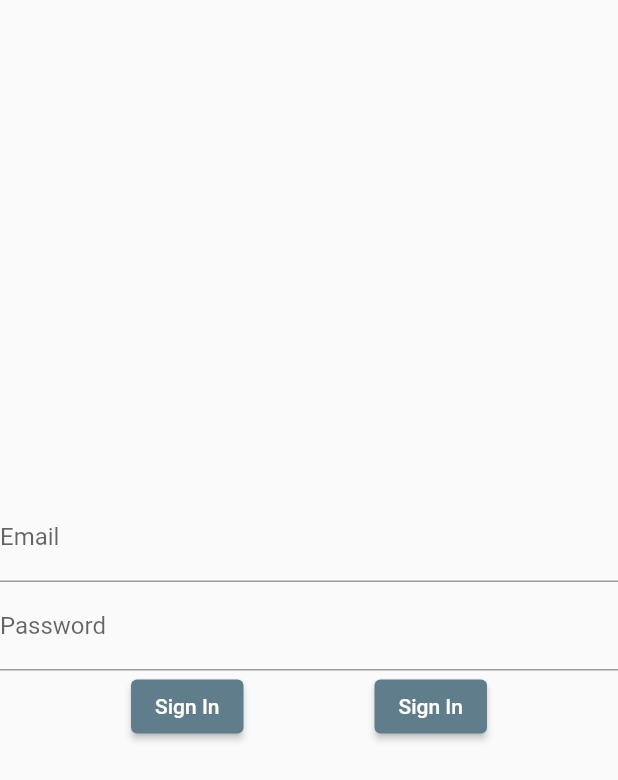
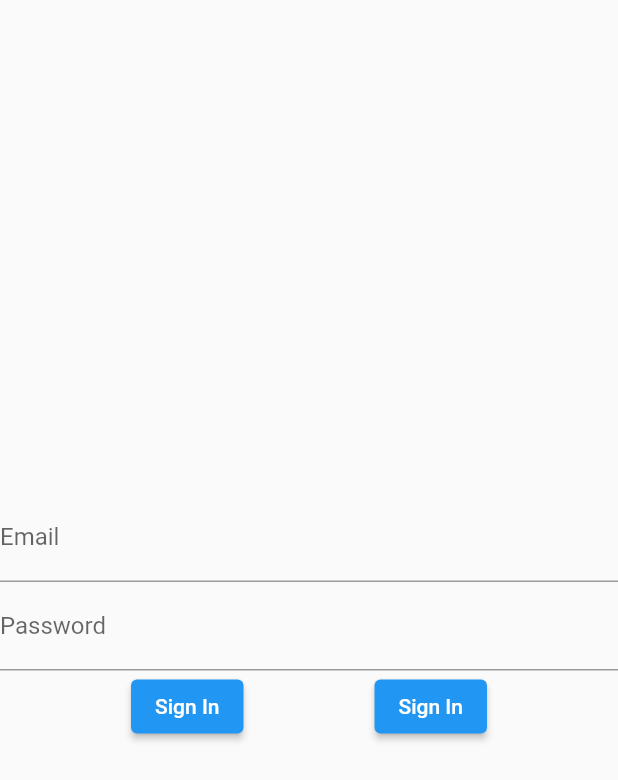
Before and after one commit to saranshahuja/mixl, a Flutter app: the LoginScreen screen opened directly, on a phone screen of 412 x 824 dp. Shown: the top 780 px of the screen. Run offline on Flutter 3.47's test engine with Material 2 defaults, Android fonts, the phone set to English and light mode, and no system bars.

```diff
--- a/lib/Pages/homeScreen.dart
+++ b/lib/Pages/homeScreen.dart
@@ -18,9 +18,7 @@ class homeScreen extends StatelessWidget {
           Stack(
             children: [
               Row(
-                children: <Widget>[
-
-                ],
+                children: <Widget>[                ],
               ),
             ],
           ),
--- a/lib/Pages/main.dart
+++ b/lib/Pages/main.dart
@@ -1,5 +1,6 @@
 import 'package:flutter/material.dart';
 import 'package:mixl/Pages/Login.dart';
+import '../widgets/theme.dart';
 import 'homeScreen.dart';
 //kxz
 void main() {
@@ -15,10 +16,7 @@ class MyApp extends StatelessWidget {
   Widget build(BuildContext context) {
     return MaterialApp(
       title: 'Mixl',
-      theme: ThemeData(
-
-        primarySwatch: Colors.blueGrey,
-      ),
+      theme: customTheme,
       home: homeScreen(),
     );
   }
--- /dev/null
+++ b/lib/widgets/theme.dart
@@ -0,0 +1,17 @@
+import 'package:flutter/material.dart';
+
+final ThemeData customTheme = ThemeData(
+  primaryColor: Color(0xff2D2D2D),
+  accentColor: Color(0xff7A51E2),
+
+  textTheme: TextTheme(
+    headline1: TextStyle(
+      fontSize: 24,
+      fontWeight: FontWeight.bold,
+    ),
+    bodyText1: TextStyle(
+      fontSize: 16,
+      color: Colors.grey[800],
+    ),
+  ),
+);
```
Also changed, not shown: 1 other file.
